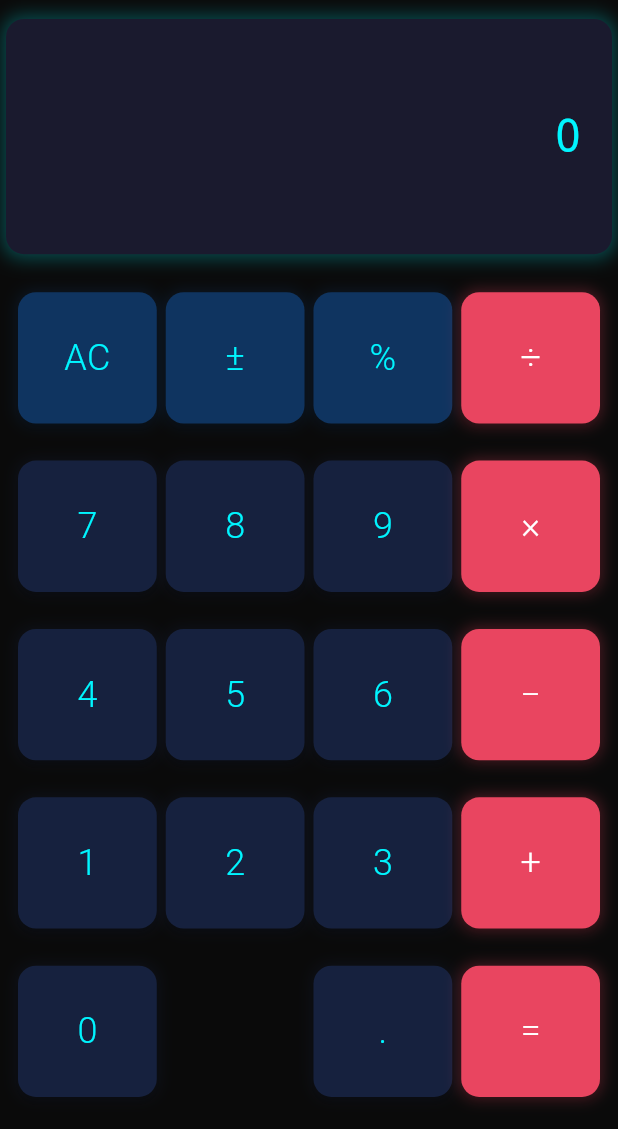
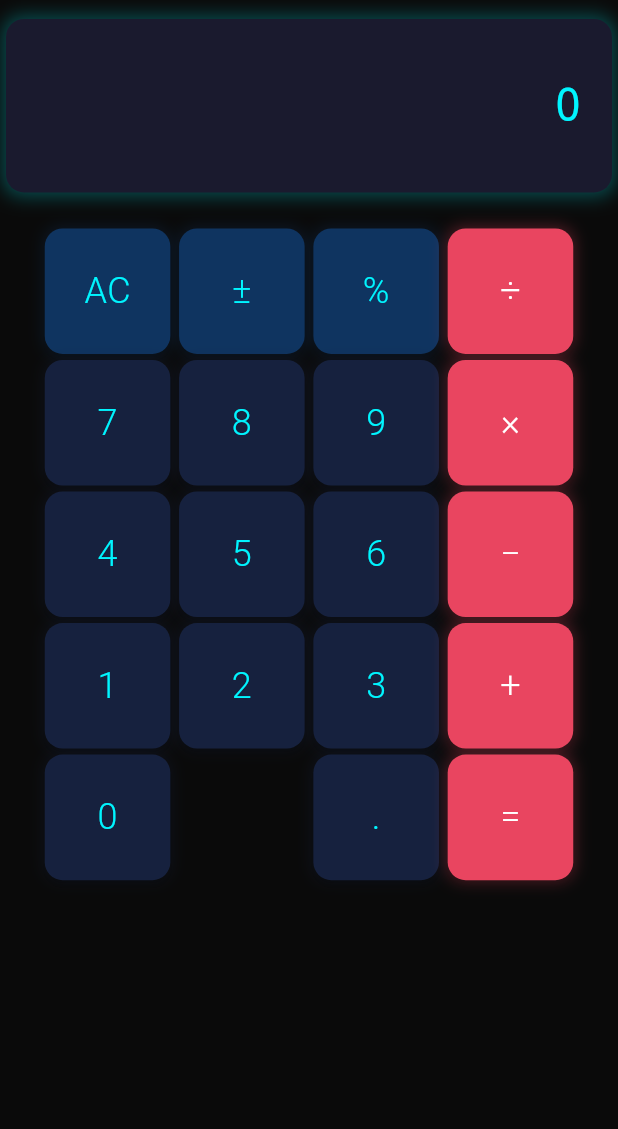
Before and after one commit to visionwise-nick/Queee-Calculator, a Flutter app: the screen it shows after launch, on a phone screen of 412 x 824 dp, the part 107-1236 px from its top. Run offline on Flutter 3.47's test engine with Material 3 defaults, Android fonts, the phone set to English and light mode, and no system bars; our stand-ins replace shared_preferences; Roboto replaces fonts that are missing (SF Pro Display).

Commit message:
🔧 修复移动端画面溢出问题
🐛 问题修复：
- 修复按钮网格溢出屏幕边界的问题
- 优化按钮尺寸计算算法，确保适配小屏幕
- 添加滚动容器防止内容超出屏幕

💡 技术改进：
- 重构按钮尺寸计算，只计算实际使用的行数
- 降低最小/最大按钮尺寸限制，提高适配性
- 使用Flexible布局确保按钮不超出可用宽度
- 添加BoxConstraints限制按钮最大尺寸
- 改进显示区高度计算，为按钮区域预留更多空间

🎯 布局优化：
- 使用Expanded确保按钮区域不溢出
- 添加SingleChildScrollView处理超长内容
- 减小按钮间距，提高空间利用率
- 添加水平边距防止贴边显示

测试：修复了6行8列47个按钮计算器的溢出问题

```diff
--- a/lib/screens/calculator_screen.dart
+++ b/lib/screens/calculator_screen.dart
@@ -6,6 +6,7 @@ import '../widgets/calculator_display.dart';
 import '../widgets/calculator_button_grid.dart';
 import '../widgets/calculation_history_dialog.dart';
 import 'ai_customize_screen.dart';
+import 'dart:math' as math;
 
 class CalculatorScreen extends StatelessWidget {
   const CalculatorScreen({super.key});
@@ -39,7 +40,13 @@ class CalculatorScreen extends StatelessWidget {
 
     // 计算最优的显示区域高度
     final displayHeight = _calculateOptimalDisplayHeight(context, layout, screenHeight);
-    final buttonAreaHeight = screenHeight - displayHeight - 80; // 预留标题栏空间
+    final titleBarHeight = 80.0;
+    final availableHeight = screenHeight - titleBarHeight;
+
+    // 确保按钮区域有足够空间，至少占60%的可用高度
+    final minButtonAreaHeight = availableHeight * 0.6;
+    final adjustedDisplayHeight = math.min(displayHeight, availableHeight - minButtonAreaHeight);
+    final buttonAreaHeight = availableHeight - adjustedDisplayHeight;
 
     return Column(
       children: [
@@ -47,18 +54,21 @@ class CalculatorScreen extends StatelessWidget {
         _buildTitleBar(context, provider),
 
         // 计算器显示屏 - 动态高度
-        SizedBox(
-          height: displayHeight,
+        Container(
+          height: adjustedDisplayHeight,
           child: CalculatorDisplay(
             state: provider.state,
             theme: provider.config.theme,
           ),
         ),
 
-        // 按钮网格 - 剩余空间
-        SizedBox(
-          height: buttonAreaHeight,
-          child: CalculatorButtonGrid(),
+        // 按钮网格 - 剩余空间，使用Expanded确保不溢出
+        Expanded(
+          child: Container(
+            height: buttonAreaHeight,
+            padding: const EdgeInsets.all(8.0),
+            child: CalculatorButtonGrid(),
+          ),
         ),
       ],
     );
@@ -77,22 +87,22 @@ class CalculatorScreen extends StatelessWidget {
     // 基础显示高度
     double baseHeight = 80.0;
 
-    // 根据布局复杂度调整
+    // 根据布局复杂度调整，但限制最大高度
     final buttonCount = layout.buttons.length;
     final totalCells = layout.rows * layout.columns;
     final density = totalCells > 0 ? buttonCount / totalCells : 0.5;
 
-    // 按钮越多，显示区域相对越小
+    // 按钮越多，显示区域相对越小，但不能太小
     if (density > 0.8 || buttonCount > 25) {
-      baseHeight = screenHeight * 0.15; // 高密度：15%
+      baseHeight = screenHeight * 0.12; // 高密度：12%
     } else if (density > 0.6 || buttonCount > 20) {
-      baseHeight = screenHeight * 0.2;  // 中密度：20%
+      baseHeight = screenHeight * 0.15;  // 中密度：15%
     } else {
-      baseHeight = screenHeight * 0.25; // 低密度：25%
+      baseHeight = screenHeight * 0.2; // 低密度：20%
     }
 
-    // 确保最小和最大值
-    return baseHeight.clamp(60.0, screenHeight * 0.35);
+    // 确保最小和最大值，为按钮区域预留更多空间
+    return baseHeight.clamp(60.0, screenHeight * 0.25);
   }
 
   /// 构建标题栏
--- a/lib/widgets/calculator_button_grid.dart
+++ b/lib/widgets/calculator_button_grid.dart
@@ -70,33 +70,52 @@ class CalculatorButtonGrid extends StatelessWidget {
     // 计算按钮间距
     final gap = layout.gridSpacing ?? theme.buttonSpacing ?? _calculateGap(availableWidth, availableHeight);
 
-    // 计算基础按钮尺寸
-    final baseButtonWidth = (availableWidth - (gap * (layout.columns - 1))) / layout.columns;
-    final baseButtonHeight = (availableHeight - (gap * (layout.rows - 1))) / layout.rows;
+    // 计算实际使用的行数（只计算有按钮的行）
+    final usedRows = _getUsedRows(layout);
+    final actualRows = math.max(usedRows, 1);
+
+    // 计算基础按钮尺寸，预留更多空间给间距
+    final totalHorizontalGap = gap * (layout.columns - 1);
+    final totalVerticalGap = gap * (actualRows - 1);
+
+    final baseButtonWidth = (availableWidth - totalHorizontalGap) / layout.columns;
+    final baseButtonHeight = (availableHeight - totalVerticalGap) / actualRows;
 
     // 应用尺寸限制
-    final minSize = layout.minButtonSize ?? 25.0;
-    final maxSize = layout.maxButtonSize ?? 120.0;
+    final minSize = layout.minButtonSize ?? 20.0; // 降低最小尺寸
+    final maxSize = layout.maxButtonSize ?? 100.0; // 降低最大尺寸
 
-    // 确保按钮比例合理
-    final optimalSize = math.min(baseButtonWidth, baseButtonHeight);
-    final finalSize = optimalSize.clamp(minSize, maxSize);
+    // 确保按钮不会太大导致溢出
+    final safeWidth = baseButtonWidth.clamp(minSize, math.min(maxSize, availableWidth / layout.columns * 0.9));
+    final safeHeight = baseButtonHeight.clamp(minSize, math.min(maxSize, availableHeight / actualRows * 0.9));
+
+    // 选择更小的尺寸以确保适配
+    final finalSize = math.min(safeWidth, safeHeight).toDouble();
 
     return ButtonSizing(
-      baseButtonWidth: math.max(finalSize, baseButtonWidth.clamp(minSize, maxSize)),
-      baseButtonHeight: math.max(finalSize, baseButtonHeight.clamp(minSize, maxSize)),
+      baseButtonWidth: finalSize,
+      baseButtonHeight: finalSize,
       gap: gap,
       totalWidth: availableWidth,
       totalHeight: availableHeight,
     );
   }
 
+  /// 获取实际使用的行数
+  int _getUsedRows(CalculatorLayout layout) {
+    Set<int> usedRows = {};
+    for (final button in layout.buttons) {
+      usedRows.add(button.gridPosition.row);
+    }
+    return usedRows.length;
+  }
+
   /// 计算按钮间距
   double _calculateGap(double width, double height) {
     final area = width * height;
-    if (area > 300000) return 8.0; // 大屏更大间距
-    if (area > 150000) return 6.0; // 中屏中等间距
-    return 4.0; // 小屏紧凑间距
+    if (area > 300000) return 6.0; // 减小间距
+    if (area > 150000) return 4.0;
+    return 2.0; // 小屏使用更紧凑间距
   }
 
   /// 构建自适应弹性网格（新方法）
@@ -113,21 +132,46 @@ class CalculatorButtonGrid extends StatelessWidget {
 
     // 构建行列表
     List<Widget> rows = [];
-    for (int rowIndex = 0; rowIndex < layout.rows; rowIndex++) {
+    final sortedRowIndices = buttonsByRow.keys.toList()..sort();
+
+    for (int i = 0; i < sortedRowIndices.length; i++) {
+      final rowIndex = sortedRowIndices[i];
       final rowButtons = buttonsByRow[rowIndex] ?? [];
+
       if (rowButtons.isNotEmpty) {
         rows.add(_buildAdaptiveRow(rowButtons, layout, provider, sizing, theme, rowIndex));
 
         // 添加行间距（除了最后一行）
-        if (rowIndex < layout.rows - 1) {
+        if (i < sortedRowIndices.length - 1) {
           rows.add(SizedBox(height: sizing.gap));
         }
       }
     }
 
+    // 使用SingleChildScrollView防止溢出，并改用紧凑布局
+    return LayoutBuilder(
+      builder: (context, constraints) {
+        final totalHeight = rows.length > 0
+            ? (sizing.baseButtonHeight * rows.length) + (sizing.gap * (rows.length - 1))
+            : sizing.baseButtonHeight;
+
+        if (totalHeight > constraints.maxHeight) {
+          // 如果内容超出高度，使用滚动视图
+          return SingleChildScrollView(
+            child: Column(
+              mainAxisSize: MainAxisSize.min,
+              children: rows,
+            ),
+          );
+        } else {
+          // 如果内容适合，使用普通布局
           return Column(
-      mainAxisAlignment: MainAxisAlignment.spaceEvenly,
+            mainAxisSize: MainAxisSize.min,
+            mainAxisAlignment: MainAxisAlignment.start,
             children: rows,
+          );
+        }
+      },
     );
   }
 
@@ -152,49 +196,65 @@ class CalculatorButtonGrid extends StatelessWidget {
     for (final button in rowButtons) {
       // 添加空白填充（如果有跳跃的列）
       while (currentColumn < button.gridPosition.column) {
-        rowWidgets.add(SizedBox(width: sizing.baseButtonWidth));
-        if (currentColumn < layout.columns - 1) {
-          rowWidgets.add(SizedBox(width: sizing.gap));
-        }
+        rowWidgets.add(
+          Flexible(
+            child: SizedBox(
+              width: sizing.baseButtonWidth,
+              height: rowHeight,
+            ),
+          ),
+        );
         currentColumn++;
       }
 
-      // 计算按钮实际尺寸
-      final buttonWidth = sizing.baseButtonWidth * button.widthMultiplier;
-      final buttonHeight = sizing.baseButtonHeight * button.heightMultiplier;
+      // 计算按钮实际尺寸，确保不超出可用空间
+      final buttonWidth = math.min(
+        sizing.baseButtonWidth * button.widthMultiplier,
+        sizing.totalWidth / layout.columns * 0.95, // 限制最大宽度
+      );
+      final buttonHeight = math.min(
+        sizing.baseButtonHeight * button.heightMultiplier,
+        rowHeight,
+      );
 
       // 创建按钮
       rowWidgets.add(
-        SizedBox(
-          width: buttonWidth,
-          height: buttonHeight,
+        Flexible(
+          child: Container(
+            constraints: BoxConstraints(
+              maxWidth: buttonWidth,
+              maxHeight: buttonHeight,
+              minWidth: sizing.baseButtonWidth * 0.8, // 最小宽度
+              minHeight: sizing.baseButtonHeight * 0.8, // 最小高度
+            ),
             child: CalculatorButtonWidget(
               button: button,
               onPressed: () => provider.executeAction(button.action),
               fixedSize: Size(buttonWidth, buttonHeight),
             ),
           ),
+        ),
       );
 
       currentColumn++;
-
-      // 添加列间距（除了最后一列）
-      if (currentColumn < layout.columns) {
-        rowWidgets.add(SizedBox(width: sizing.gap));
-      }
     }
 
     // 填充剩余空间
     while (currentColumn < layout.columns) {
-      rowWidgets.add(SizedBox(width: sizing.baseButtonWidth));
-      if (currentColumn < layout.columns - 1) {
-        rowWidgets.add(SizedBox(width: sizing.gap));
-      }
+      rowWidgets.add(
+        Flexible(
+          child: SizedBox(
+            width: sizing.baseButtonWidth,
+            height: rowHeight,
+          ),
+        ),
+      );
       currentColumn++;
     }
 
-    return SizedBox(
+    return Container(
       height: rowHeight,
+      margin: EdgeInsets.symmetric(horizontal: 4.0), // 添加水平边距
       child: Row(
         mainAxisAlignment: MainAxisAlignment.spaceEvenly,
         children: rowWidgets,
```
Lines whose indentation alone changed are shown as unchanged.
